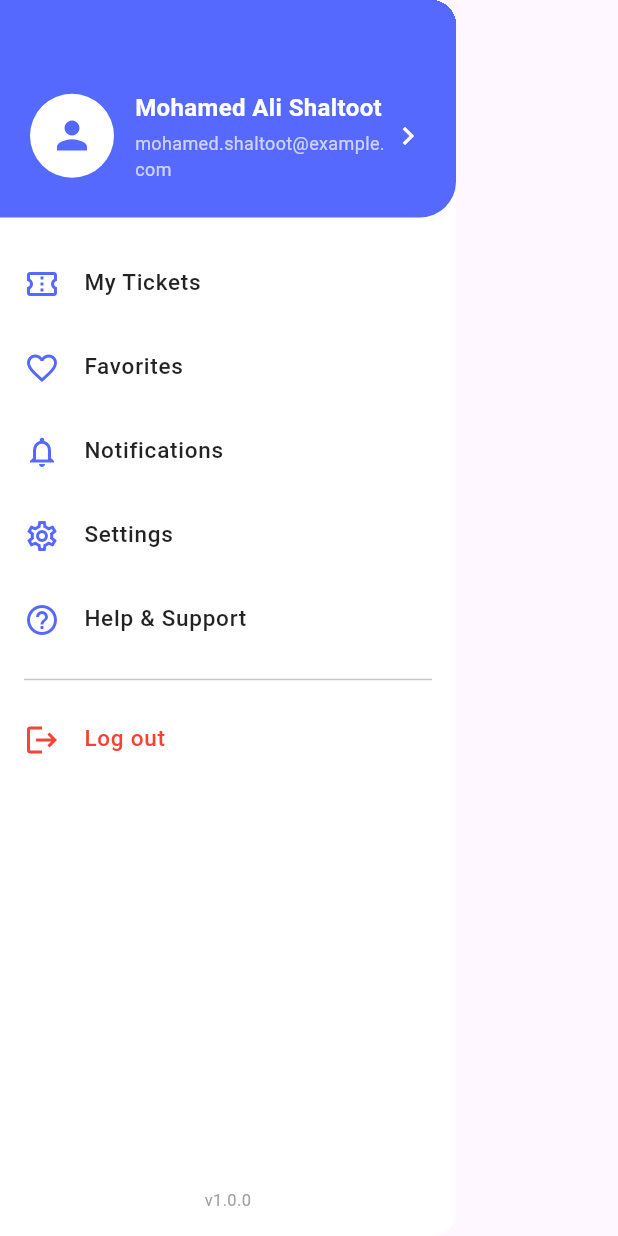
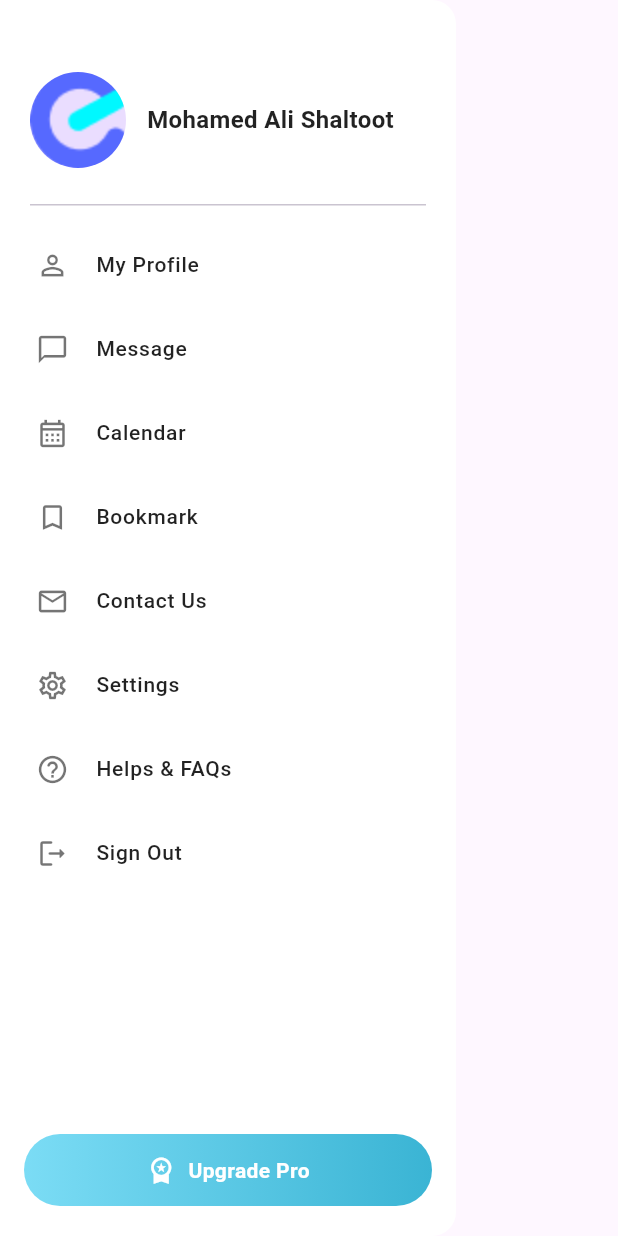
Before and after one commit to MohamedAliShaltoot/Flutter_ITI_Project, a Flutter app: the AppDrawer widget shown alone on an empty page, opened directly, on a phone screen of 412 x 824 dp. Run offline on Flutter 3.47's test engine with Material 3 defaults, Android fonts, the phone set to English and light mode, and no system bars; our stand-ins replace dio; network calls fail; statements that could not run were skipped.

Commit message:
refactoring the drawer

```diff
--- a/lib/core/constants/imageAssets.dart
+++ b/lib/core/constants/imageAssets.dart
@@ -32,7 +32,4 @@ abstract class ImageAssets {
   static const String upComingImage = "${baseImagePath}upComingImage.png";
   static const String inviteImage = "${baseImagePath}inviteImage.png";
 
-
-
-
 }
--- a/lib/screens/HomeScreen/homeTabBody.dart
+++ b/lib/screens/HomeScreen/homeTabBody.dart
@@ -7,6 +7,7 @@ import 'package:tickety/screens/HomeScreen/widgets/inlineError.dart';
 import 'package:tickety/screens/HomeScreen/widgets/inviteFriendsBanner.dart';
 import 'package:tickety/screens/HomeScreen/widgets/sectionHeader.dart';
 import '../../core/constants/app_Colors.dart';
+import '../../core/constants/imageAssets.dart';
 import '../../core/routes/app_routes.dart';
 import '../EventsScreen/SearchScreen/searchScreen.dart';
 import '../EventsScreen/widgets/reusableSearchField.dart';
@@ -112,9 +113,8 @@ class _HomeTabBodyState extends State<HomeTabBody> {
   @override
   Widget build(BuildContext context) {
     return Scaffold(
-      drawer: const AppDrawer(
+      drawer: AppDrawer(
         userName: 'Mohamed Ali Shaltoot',
-        userEmail: 'mohamed.shaltoot@example.com',
       ),
       body: SafeArea(
         bottom: false,
--- a/lib/screens/HomeScreen/models/drawerItemModel.dart
+++ b/lib/screens/HomeScreen/models/drawerItemModel.dart
@@ -1,5 +1,4 @@
 import 'package:flutter/material.dart';
-import '../../../core/constants/app_Colors.dart';
 
 class DrawerItemModel {
   final IconData icon;
@@ -23,7 +22,6 @@ class DrawerItem extends StatelessWidget {
   final VoidCallback onTap;
   final Color? iconColor;
   final Color? textColor;
-  final Widget? trailing;
 
   const DrawerItem({
     super.key,
@@ -32,25 +30,24 @@ class DrawerItem extends StatelessWidget {
     required this.onTap,
     this.iconColor,
     this.textColor,
-    this.trailing,
   });
 
   @override
   Widget build(BuildContext context) {
     return ListTile(
-      leading: Icon(icon, color: iconColor ?? AppColors.primaryColor),
+      leading: Icon(icon, color: iconColor ?? Colors.black54, size: 22),
       title: Text(
         label,
         style: TextStyle(
-          fontSize: 15,
+          fontSize: 14,
           fontWeight: FontWeight.w500,
           color: textColor ?? Colors.black87,
         ),
       ),
-      trailing: trailing,
       onTap: onTap,
-      shape: RoundedRectangleBorder(borderRadius: BorderRadius.circular(8)),
-      contentPadding: const EdgeInsets.symmetric(horizontal: 16),
+      shape: RoundedRectangleBorder(borderRadius: BorderRadius.circular(10)),
+      contentPadding: const EdgeInsets.symmetric(horizontal: 12),
+      minLeadingWidth: 24,
     );
   }
 }
--- a/lib/screens/HomeScreen/widgets/appDrawer.dart
+++ b/lib/screens/HomeScreen/widgets/appDrawer.dart
@@ -1,17 +1,14 @@
 import 'package:flutter/material.dart';
-import '../../../core/routes/app_routes.dart';
 import '../models/drawerItemModel.dart';
 import 'appDrawerHeader.dart';
 
 class AppDrawer extends StatelessWidget {
   final String userName;
-  final String userEmail;
   final String? avatarUrl;
 
   const AppDrawer({
     super.key,
     required this.userName,
-    required this.userEmail,
     this.avatarUrl,
   });
 
@@ -25,73 +22,86 @@ class AppDrawer extends StatelessWidget {
           children: [
             AppDrawerHeader(
               name: userName,
-              email: userEmail,
               avatarUrl: avatarUrl,
-              onTap: () {
-                Navigator.pop(context);
-                Navigator.pushNamed(context, AppRoutes.organizerProfileScreen);
-              },
+              onTap: () => Navigator.pop(context),
             ),
+
+            const Divider(height: 1, indent: 20, endIndent: 20),
             const SizedBox(height: 8),
+
             Expanded(
               child: ListView(
-                padding: const EdgeInsets.symmetric(vertical: 8),
+                padding: const EdgeInsets.symmetric(horizontal: 12, vertical: 4),
                 children: [
                   DrawerItem(
-                    icon: Icons.confirmation_num_outlined,
-                    label: 'My Tickets',
-                    onTap: () {
-                      Navigator.pop(context);
-                                         },
+                    icon: Icons.person_outline,
+                    label: 'My Profile',
+                    onTap: () => Navigator.pop(context),
                   ),
                   DrawerItem(
-                    icon: Icons.favorite_border,
-                    label: 'Favorites',
-                    onTap: () {
-                      Navigator.pop(context);
-                                         },
+                    icon: Icons.chat_bubble_outline,
+                    label: 'Message',
+                    onTap: () => Navigator.pop(context),
                   ),
                   DrawerItem(
-                    icon: Icons.notifications_none,
-                    label: 'Notifications',
-                    onTap: () {
-                      Navigator.pop(context);
-                                         },
+                    icon: Icons.calendar_month_outlined,
+                    label: 'Calendar',
+                    onTap: () => Navigator.pop(context),
+                  ),
+                  DrawerItem(
+                    icon: Icons.bookmark_border,
+                    label: 'Bookmark',
+                    onTap: () => Navigator.pop(context),
+                  ),
+                  DrawerItem(
+                    icon: Icons.mail_outline,
+                    label: 'Contact Us',
+                    onTap: () => Navigator.pop(context),
                   ),
                   DrawerItem(
                     icon: Icons.settings_outlined,
                     label: 'Settings',
-                    onTap: () {
-                      Navigator.pop(context);
-                                         },
+                    onTap: () => Navigator.pop(context),
                   ),
                   DrawerItem(
-                    icon: Icons.help_outline,
-                    label: 'Help & Support',
-                    onTap: () {
-                      Navigator.pop(context);
-                                         },
+                    icon: Icons.help_outline_rounded,
+                    label: 'Helps & FAQs',
+                    onTap: () => Navigator.pop(context),
                   ),
-                  const Divider(height: 24, indent: 16, endIndent: 16),
                   DrawerItem(
-                    icon: Icons.logout,
-                    label: 'Log out',
-                    iconColor: Colors.red,
-                    textColor: Colors.red,
-                    onTap: () {
-                      Navigator.pop(context);
-
-                    },
+                    icon: Icons.logout_rounded,
+                    label: 'Sign Out',
+                    onTap: () => Navigator.pop(context),
                   ),
                 ],
               ),
             ),
-            const Padding(
-              padding: EdgeInsets.all(16),
-              child: Text(
-                'v1.0.0',
-                style: TextStyle(color: Colors.grey, fontSize: 11),
-                textAlign: TextAlign.center,
+
+            Padding(
+              padding: const EdgeInsets.fromLTRB(16, 0, 16, 20),
+              child: Container(
+                height: 48,
+                decoration: BoxDecoration(
+                  gradient: const LinearGradient(
+                    colors: [Color(0xFF7BDCF5), Color(0xFF3AB4D4)],
+                  ),
+                  borderRadius: BorderRadius.circular(28),
+                ),
+                child: const Row(
+                  mainAxisAlignment: MainAxisAlignment.center,
+                  children: [
+                    Icon(Icons.workspace_premium, color: Colors.white, size: 20),
+                    SizedBox(width: 8),
+                    Text(
+                      'Upgrade Pro',
+                      style: TextStyle(
+                        color: Colors.white,
+                        fontWeight: FontWeight.w600,
+                        fontSize: 14,
+                      ),
+                    ),
+                  ],
+                ),
               ),
             ),
           ],
--- a/lib/screens/HomeScreen/widgets/appDrawerHeader.dart
+++ b/lib/screens/HomeScreen/widgets/appDrawerHeader.dart
@@ -1,16 +1,15 @@
 import 'package:flutter/material.dart';
 import '../../../core/constants/app_Colors.dart';
+import '../../../core/constants/imageAssets.dart';
 
 class AppDrawerHeader extends StatelessWidget {
   final String name;
-  final String email;
   final String? avatarUrl;
   final VoidCallback? onTap;
 
   const AppDrawerHeader({
     super.key,
     required this.name,
-    required this.email,
     this.avatarUrl,
     this.onTap,
   });
@@ -19,50 +18,24 @@ class AppDrawerHeader extends StatelessWidget {
   Widget build(BuildContext context) {
     return InkWell(
       onTap: onTap,
-      child: Container(
-        width: double.infinity,
-        padding: const EdgeInsets.fromLTRB(20, 60, 20, 24),
-        decoration: const BoxDecoration(
-          color: AppColors.primaryColor,
-          borderRadius: BorderRadius.only(
-            bottomRight: Radius.circular(24),
-          ),
-        ),
+      child: Padding(
+        padding: const EdgeInsets.fromLTRB(20, 48, 20, 24),
         child: Row(
           children: [
             CircleAvatar(
-              radius: 28,
-              backgroundColor: Colors.white,
-              backgroundImage: avatarUrl != null ? NetworkImage(avatarUrl!) : null,
-              child: avatarUrl == null
-                  ? const Icon(Icons.person, color: AppColors.primaryColor, size: 30)
-                  : null,
+              radius: 32,
+             // backgroundColor: Colors.red,
+              backgroundImage: AssetImage(ImageAssets.appLogo) as ImageProvider,
             ),
             const SizedBox(width: 14),
-            Expanded(
-              child: Column(
-                crossAxisAlignment: CrossAxisAlignment.start,
-                children: [
-                  Text(
-                    name,
-                    style: const TextStyle(
-                      color: Colors.white,
-                      fontSize: 16,
-                      fontWeight: FontWeight.w600,
-                    ),
-                  ),
-                  const SizedBox(height: 4),
-                  Text(
-                    email,
-                    style: const TextStyle(
-                      color: Colors.white70,
-                      fontSize: 12,
-                    ),
-                  ),
-                ],
+            Text(
+              name,
+              style: const TextStyle(
+                fontSize: 16,
+                fontWeight: FontWeight.w700,
+                color: Colors.black87,
               ),
             ),
-            const Icon(Icons.chevron_right, color: Colors.white),
           ],
         ),
       ),
```
